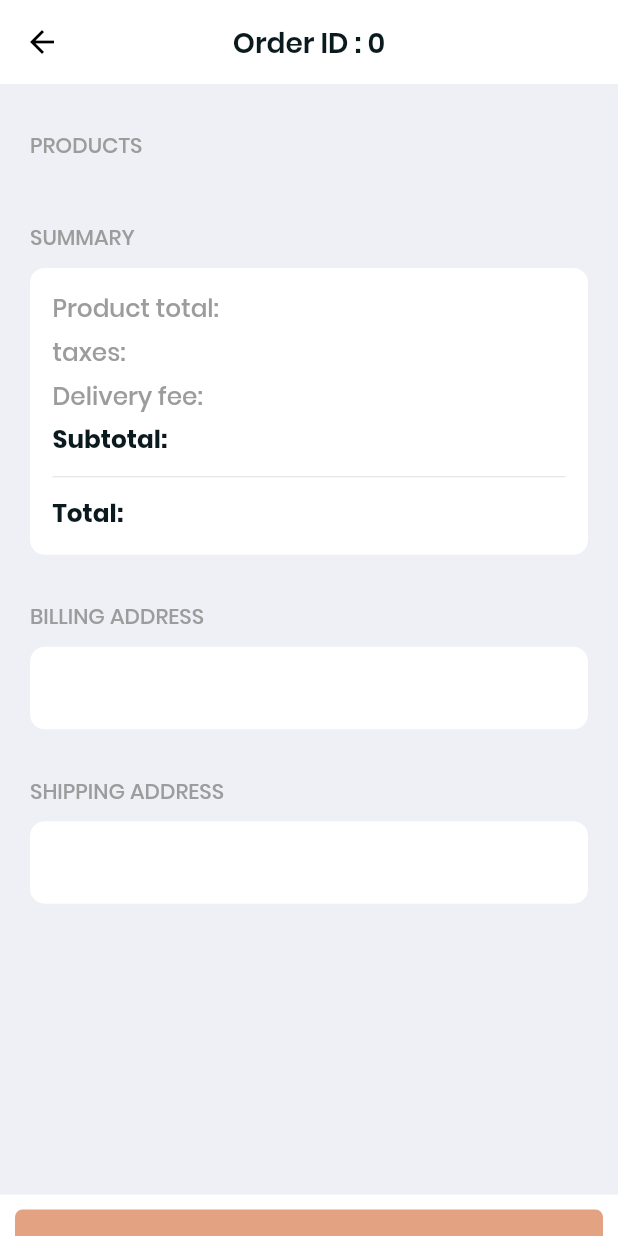
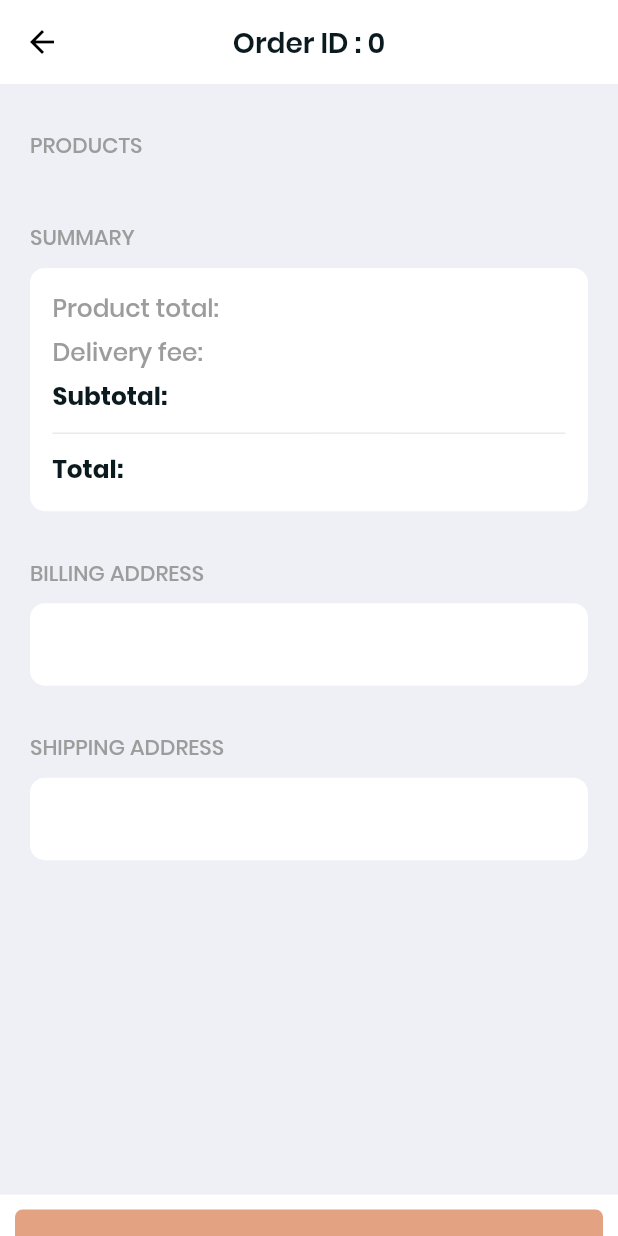
Before and after one commit to sarinupreti/Flutter-bluetooth-example, a Flutter app: the OrderDetailsScreens screen opened directly with empty values, on a phone screen of 412 x 824 dp. Run offline on Flutter 3.47's test engine with Material 2 defaults, Android fonts, the phone set to English and light mode, and no system bars; our stand-ins replace auto_route, bloc, connectivity, dio, equatable, firebase_core and 12 more; missing offline and left inert: ai_barcode, clippy_flutter, encrypt, pedantic; accounts and stored records are empty; generated files the repository leaves out were written again.

Commit message:
fixed state issue.

```diff
--- a/lib/components/qr_scanner/qr_scanner.dart
+++ b/lib/components/qr_scanner/qr_scanner.dart
@@ -46,7 +46,8 @@ class _QRScannerPageState extends State<QRScannerPage> {
 
                   if (!pref.containsKey(code)) {
                     setState(() {
-                      pref.setStringList(code, [json.encode(data)]);
+                      pref.setStringList(
+                          widget.barcodeValue, [json.encode(data)]);
                     });
                   }
 
--- a/lib/order_details.dart
+++ b/lib/order_details.dart
@@ -147,10 +147,10 @@ class _OrderDetailsScreensState extends State<OrderDetailsScreens> {
       title: 'Products'.toUpperCase(),
       tiles: widget.data.line_items.map((e) {
         final barcodeData =
-            e.meta_data.where((metaData) => metaData.key == "Barcode").toList();
+            e.meta_data.firstWhere((metaData) => metaData.key == "Barcode");
 
-        if (pref != null && pref.containsKey(barcodeData[0].value)) {
-          final data = pref.get(barcodeData[0].value);
+        if (pref != null && pref.containsKey(barcodeData.value)) {
+          final data = pref.get(barcodeData.value);
 
           print(data);
 
@@ -209,7 +209,7 @@ class _OrderDetailsScreensState extends State<OrderDetailsScreens> {
                           ],
                         )
                       : SizedBox(),
-                  barcodeData.length > 0
+                  barcodeData != null
                       ? Row(
                           children: [
                             Text(
@@ -224,11 +224,7 @@ class _OrderDetailsScreensState extends State<OrderDetailsScreens> {
                                       fontWeight: FontWeight.w500),
                             ),
                             Text(
-                              barcodeData[0]
-                                  .value
-                                  .toUpperCase()
-                                  .toString()
-                                  .trim(),
+                              barcodeData.value.toUpperCase().toString().trim(),
                               maxLines: 1,
                               overflow: TextOverflow.ellipsis,
                               style: Theme.of(context)
@@ -257,18 +253,16 @@ class _OrderDetailsScreensState extends State<OrderDetailsScreens> {
               ),
               Column(
                 children: [
-                  (pref != null &&
-                          jsonData != null &&
-                          pref.containsKey(barcodeData[0].value))
+                  (pref != null && pref.containsKey(barcodeData.value))
                       ? SizedBox(
                           height: 20.flexibleFontSize,
                           width: 20.flexibleFontSize,
-                          child: jsonData.id == barcodeData[0].value &&
+                          child: jsonData.id.trim() == barcodeData.value &&
                                   jsonData.value
                               ? WebsafeSvg.asset("assets/images/check.svg")
                               : WebsafeSvg.asset("assets/images/wrong.svg"),
                         )
-                      : barcodeData.length > 0
+                      : barcodeData != null
                           ? IconButton(
                               icon:
                                   WebsafeSvg.asset("assets/images/barcode.svg"),
@@ -282,8 +276,7 @@ class _OrderDetailsScreensState extends State<OrderDetailsScreens> {
                                       await ExtendedNavigator.of(context).push(
                                           Routes.qRScannerPage,
                                           arguments: QRScannerPageArguments(
-                                              barcodeValue:
-                                                  barcodeData[0].value));
+                                              barcodeValue: barcodeData.value));
 
                                   setState(() {
                                     pref = result;
@@ -349,7 +342,7 @@ class _OrderDetailsScreensState extends State<OrderDetailsScreens> {
                 //   crossAxisAlignment: CrossAxisAlignment.center,
                 //   children: [
                 //     Text(
-                //       "Delivery fee:",
+                //       "taxes:",
                 //       maxLines: 1,
                 //       overflow: TextOverflow.ellipsis,
                 //       style: Theme.of(context).textTheme.headline6.copyWith(
@@ -358,7 +351,7 @@ class _OrderDetailsScreensState extends State<OrderDetailsScreens> {
                 //           fontWeight: FontWeight.w500),
                 //     ),
                 //     Text(
-                //       "${widget.data.currency_symbol} ${widget.data.shipping_total}",
+                //       "${widget.data.currency_symbol} ${widget.data.total_tax}",
                 //       maxLines: 1,
                 //       overflow: TextOverflow.ellipsis,
                 //       style: Theme.of(context).textTheme.headline6.copyWith(
@@ -369,31 +362,6 @@ class _OrderDetailsScreensState extends State<OrderDetailsScreens> {
                 //   ],
                 // ),
                 // 4.verticalSpace,
-                Row(
-                  mainAxisAlignment: MainAxisAlignment.spaceBetween,
-                  crossAxisAlignment: CrossAxisAlignment.center,
-                  children: [
-                    Text(
-                      "taxes:",
-                      maxLines: 1,
-                      overflow: TextOverflow.ellipsis,
-                      style: Theme.of(context).textTheme.headline6.copyWith(
-                          fontSize: 15.flexibleFontSize,
-                          color: context.theme.corePalatte.greyColor,
-                          fontWeight: FontWeight.w500),
-                    ),
-                    Text(
-                      "${widget.data.currency_symbol} ${widget.data.total_tax}",
-                      maxLines: 1,
-                      overflow: TextOverflow.ellipsis,
-                      style: Theme.of(context).textTheme.headline6.copyWith(
-                          fontSize: 15.flexibleFontSize,
-                          color: context.theme.corePalatte.greyColor,
-                          fontWeight: FontWeight.w500),
-                    ),
-                  ],
-                ),
-                4.verticalSpace,
                 Row(
                   mainAxisAlignment: MainAxisAlignment.spaceBetween,
                   crossAxisAlignment: CrossAxisAlignment.center,
```
